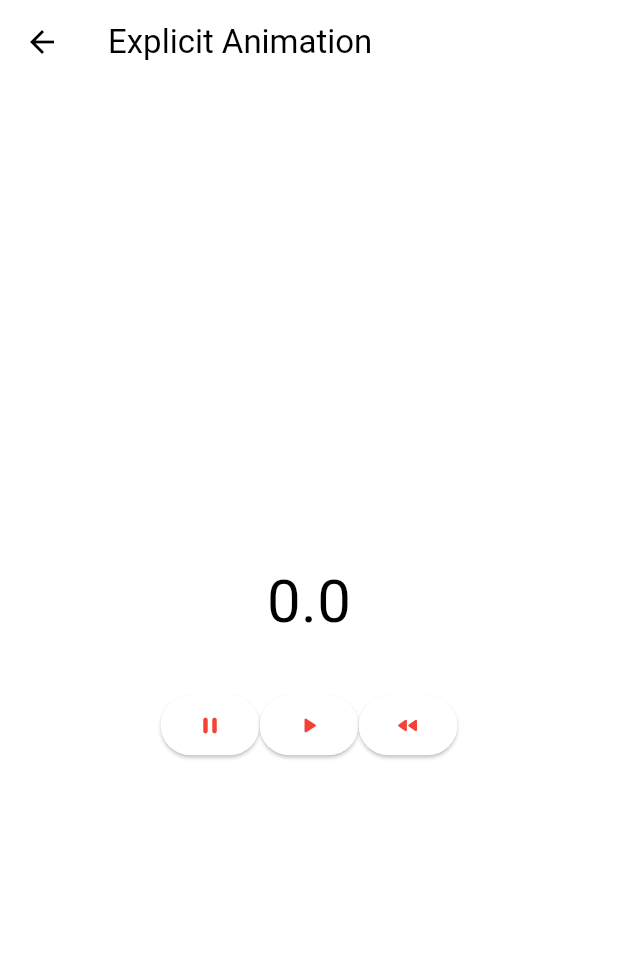
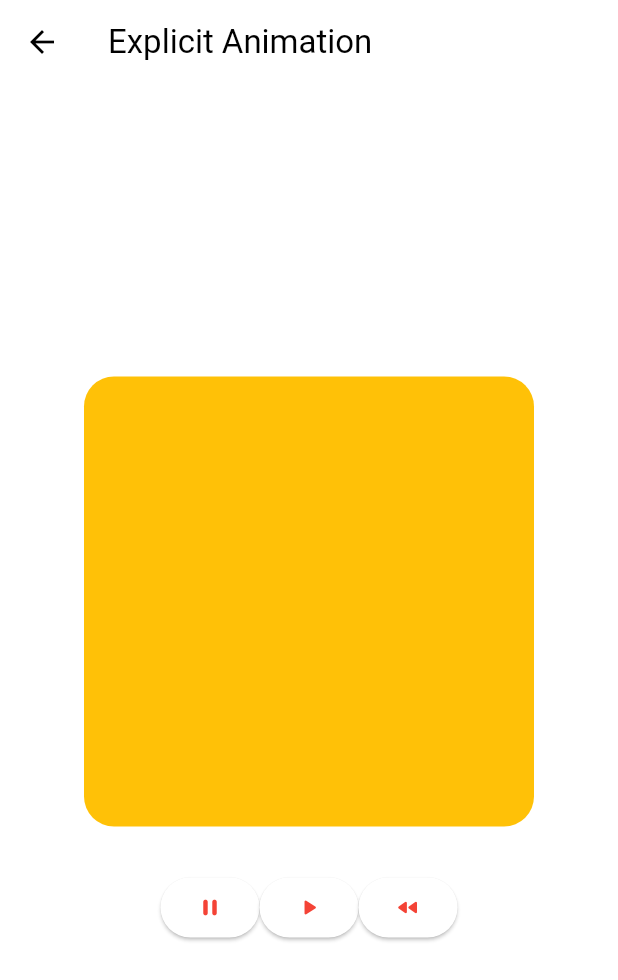
Before and after one commit to astronutts/flutter_animation, a Flutter app: the ExplicitAnimation screen opened directly, on a phone screen of 412 x 824 dp. Shown: the top 980 px of the screen. Run offline on Flutter 3.47's test engine with Material 2 defaults, Android fonts, the phone set to English and light mode, and no system bars.

Commit message:
no message

```diff
--- a/lib/explicit_animation_screen.dart
+++ b/lib/explicit_animation_screen.dart
@@ -15,7 +15,7 @@ class _ExplicitAnimationState extends State<ExplicitAnimation>
   late final AnimationController _animationController = AnimationController(
     vsync: this,
     duration: const Duration(
-      seconds: 10,
+      seconds: 2,
     ),
   )..addListener(() {
       setState(() {});
@@ -46,6 +46,39 @@ class _ExplicitAnimationState extends State<ExplicitAnimation>
     _animationController.reverse();
   }
 
+  late final Animation<Decoration> _decoration = DecorationTween(
+    begin: BoxDecoration(
+      color: Colors.amber,
+      borderRadius: BorderRadius.circular(20),
+    ),
+    end: BoxDecoration(
+      color: Colors.red,
+      borderRadius: BorderRadius.circular(200),
+    ),
+  ).animate(_animationController);
+
+  late final Animation<double> _rotation = Tween(
+    begin: 0.0,
+    end: 2.0,
+  ).animate(_animationController);
+
+  late final Animation<double> _scale = Tween(
+    begin: 1.0,
+    end: 2.0,
+  ).animate(_animationController);
+
+  late final Animation<Offset> _Offset = Tween(
+    begin: Offset.zero,
+    end: const Offset(0, 0.5),
+  ).animate(_animationController);
+
+  @override
+  void dispose() {
+    // TODO: implement dispose
+    super.dispose();
+    _animationController.dispose();
+  }
+
   @override
   Widget build(BuildContext context) {
     return Scaffold(
@@ -58,16 +91,21 @@ class _ExplicitAnimationState extends State<ExplicitAnimation>
         child: Column(
           mainAxisAlignment: MainAxisAlignment.center,
           children: [
-            AnimatedBuilder(
-              animation: _animationController,
-              builder: (context, child) {
-                return Text(
-                  '${_animationController.value}',
-                  style: const TextStyle(
-                    fontSize: 40,
+            SlideTransition(
+              position: _Offset,
+              child: ScaleTransition(
+                scale: _scale,
+                child: RotationTransition(
+                  turns: _rotation,
+                  child: DecoratedBoxTransition(
+                    decoration: _decoration,
+                    child: const SizedBox(
+                      height: 300,
+                      width: 300,
+                    ),
                   ),
-                );
-              },
+                ),
+              ),
             ),
             const SizedBox(
               height: 30,
--- a/pubspec.yaml
+++ b/pubspec.yaml
@@ -35,6 +35,7 @@ dependencies:
   # The following adds the Cupertino Icons font to your application.
   # Use with the CupertinoIcons class for iOS style icons.
   cupertino_icons: ^1.0.2
+  firebase_database: ^10.2.7
 
 dev_dependencies:
   flutter_test:
```
Also changed, not shown: pubspec.lock, 9 other files.
